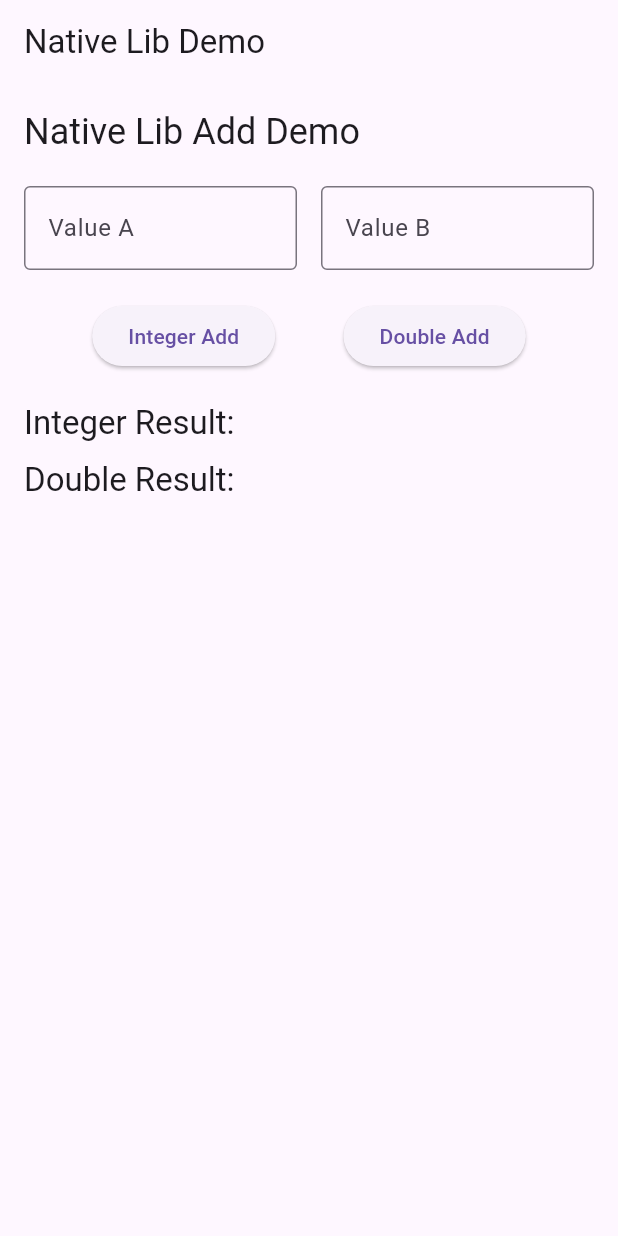
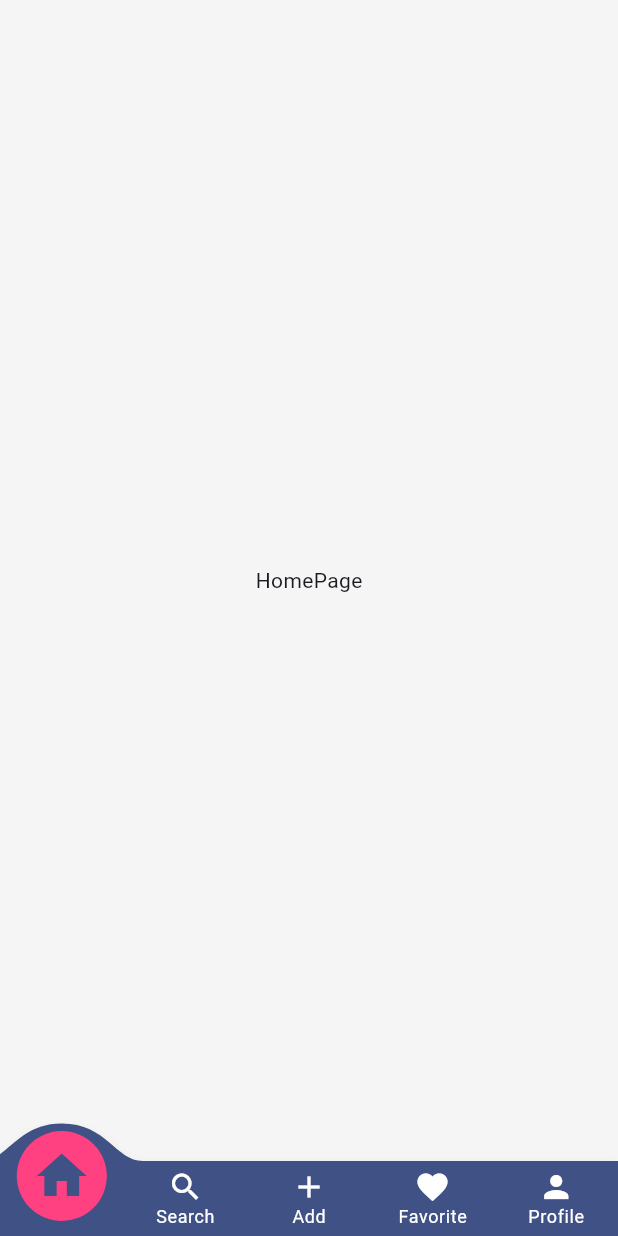
Before and after one commit to 2876225417/GeeCodeX, a Flutter app: the screen it shows after launch, on a phone screen of 412 x 824 dp. Run offline on Flutter 3.47's test engine with Material 3 defaults, Android fonts, the light colour scheme and no system bars; drawn by our look-alikes of convex_bottom_bar; missing offline and left inert: dart:ffi.

Commit message:
Updated[$00004].

```diff
--- /dev/null
+++ b/lib/constants/app_colors.dart
@@ -0,0 +1,43 @@
+
+
+// lib/constants/app_colors.dart
+
+import 'package:flutter/material.dart';
+
+class app_colors {
+    // Primary Color
+    static const Color primary              = Color(0xFF3F5185);
+    static const Color primary_light        = Color(0xFF757DE8);
+    static const Color primary_dark         = Color(0xFF002984);
+
+    // Accent Color
+    static const Color accent               = Color(0xFFFF4081);
+    static const Color accent_light         = Color(0xFFFF7980);
+    static const Color accent_dark          = Color(0xFFC60055);
+
+    // Background Color
+    static const Color background           = Color(0xFFF5F5F5);
+    static const Color surface              = Colors.white;
+
+    // Text Color
+    static const Color text_primary         = Color(0xFF212121);
+    static const Color text_secondary       = Color(0xFF757575);
+    static const Color text_hint            = Color(0xFFBDBDBD);
+
+    // Signals Color
+    static const Color error                = Color(0xFFD32F2F);
+    static const Color success              = Color(0xFF388E3C);
+    static const Color warning              = Color(0xFFFFA000);
+    static const Color info                 = Color(0xFF197602);
+
+    // Navigation Bar
+    static const Color nav_bar_background       = primary;
+    static const Color nav_bar_active_item      = accent;
+    static const Color nav_bar_inactive_item    = Colors.white70;
+
+    // Divider
+    static const Color divider      = Color(0xFFBDBDBD);
+
+    // Card
+    static const Color shadow       = Color(0x40000000);
+}
--- a/lib/main.dart
+++ b/lib/main.dart
@@ -1,215 +1,49 @@
-// import 'package:flutter/material.dart';
-// import 'package:curved_navigation_bar/curved_navigation_bar.dart';
-//
-// void main() => runApp(MyApp());
-//
-// class MyApp extends StatelessWidget {
-//   @override
-//   Widget build(BuildContext context) {
-//     return MaterialApp(
-//       title: 'Books QWQ',
-//       theme: ThemeData(
-//         primarySwatch: Colors.blue,
-//       ),
-//       home: HomePage(),
-//     );
-//   }
-// }
-//
-// class HomePage extends StatefulWidget {
-//   @override
-//   _HomePageState createState() => _HomePageState();
-// }
-//
-// class _HomePageState extends State<HomePage> {
-//   int _selectedIndex = 0;
-//
-//   static List<Widget> _pages = <Widget>[
-//     Center(child: Text('首页', style: TextStyle(fontSize: 24))),
-//     Center(child: Text('书架', style: TextStyle(fontSize: 24))),
-//     Center(child: Text('发现', style: TextStyle(fontSize: 24))),
-//     Center(child: Text('我的', style: TextStyle(fontSize: 24))),
-//   ];
-//
-//   @override
-//   Widget build(BuildContext context) {
-//     return Scaffold(
-//       appBar: AppBar(
-//         title: Text('Books QWQ'),
-//       ),
-//       body: _pages[_selectedIndex],
-//       bottomNavigationBar: CurvedNavigationBar(
-//         backgroundColor: Colors.white,
-//         color: Colors.blue,
-//         buttonBackgroundColor: Colors.blue,
-//         height: 60,
-//         animationDuration: Duration(milliseconds: 300),
-//         index: _selectedIndex,
-//         onTap: (index) {
-//           setState(() {
-//             _selectedIndex = index;
-//           });
-//         },
-//         items: <Widget>[
-//           Icon(Icons.home, size: 30, color: Colors.white),
-//           Icon(Icons.book, size: 30, color: Colors.white),
-//           Icon(Icons.explore, size: 30, color: Colors.white),
-//           Icon(Icons.person, size: 30, color: Colors.white),
-//         ],
-//       ),
-//     );
-//   }
-// }
 
 
+// main.dart
 
 import 'package:flutter/material.dart';
-import 'native/native_wrapper.dart';
+import 'package:flutter/services.dart';
+import 'screens/home_screen.dart';
+import 'constants/app_colors.dart';
 
 void main() {
-  native_wrapper().intialize();
-  runApp(const books_qwq());
+  WidgetsFlutterBinding.ensureInitialized();
+
+  SystemChrome.setSystemUIOverlayStyle(
+    const SystemUiOverlayStyle(
+      statusBarColor: Colors.transparent,
+      statusBarIconBrightness: Brightness.dark,
+    ),
+  );
+
+  runApp(const my_app());
 }
 
-class books_qwq extends StatelessWidget {
-  const books_qwq({super.key});
+
+class my_app extends StatelessWidget {
+  const my_app({Key? key}) : super(key: key);
 
   @override
-  Widget build(BuildContext context) {
+  Widget build(BuildContext build_ctx) {
     return MaterialApp(
-      title: 'Native Lib Demo',
+      title: 'Geecodex',
+      debugShowMaterialGrid: false,
       theme: ThemeData(
-        primarySwatch: Colors.blue,
-        useMaterial3: true
-      ),
-      home: const home_page(title: 'Native Lib Demo'),
+        colorScheme: ColorScheme.fromSeed(
+          seedColor: app_colors.primary,
+          primary: app_colors.primary,
+          secondary: app_colors.accent,
+          ),
+          scaffoldBackgroundColor: app_colors.background,
+          appBarTheme: const AppBarTheme(
+            backgroundColor: app_colors.primary,
+            foregroundColor: Colors.white,
+            elevation: 0,
+          ),
+          useMaterial3: true,
+     ),
+     home: const home_screen(),
     );
   }
 }
-
-class home_page extends StatefulWidget {
-  const home_page({super.key, required this.title});
-
-  final String title;
-
-  @override
-  State<home_page> createState() => _home_page_state();
-}
-
-class _home_page_state extends State<home_page> {
-  final TextEditingController _a_controller = TextEditingController();
-  final TextEditingController _b_controller = TextEditingController();
-
-  String _int_result = '';
-  String _double_result = '';
-
-  final native_wrapper _native_wrapper = native_wrapper();
-
-  @override
-  Widget build(BuildContext context) {
-    return Scaffold(
-      appBar: AppBar(
-        title: Text(widget.title),
-      ),
-      body: Padding(
-        padding: const EdgeInsets.all(16.0),
-        child: Column(
-          crossAxisAlignment: CrossAxisAlignment.start,
-          children: <Widget>[
-            Text(
-              'Native Lib Add Demo',
-              style: Theme.of(context).textTheme.headlineSmall,
-            ),
-            const SizedBox(height: 20),
-            Row(
-              children: [
-                Expanded(
-                  child: TextField(
-                    controller: _a_controller,
-                    decoration: const InputDecoration(
-                       labelText: 'Value A',
-                       border: OutlineInputBorder(),
-                    ),
-                    keyboardType: TextInputType.number,
-                  ),
-                ),
-                const SizedBox(width: 16),
-                Expanded(
-                  child: TextField(
-                    controller: _b_controller,
-                    decoration: const InputDecoration(
-                      labelText: 'Value B',
-                      border: OutlineInputBorder(),
-                    ),
-                    keyboardType: TextInputType.number,
-                  ),
-                ),
-              ],
-            ),
-            const SizedBox(height: 20),
-            Row(
-              mainAxisAlignment: MainAxisAlignment.spaceEvenly,
-              children: [
-                ElevatedButton(
-                  onPressed: _calculate_int_add,
-                  child: const Text("Integer Add"),
-                ),
-                ElevatedButton(
-                  onPressed: _calculate_double_add,
-                  child: const Text('Double Add'),
-                ),
-              ],
-            ),
-            const SizedBox(height: 20),
-            Text(
-              'Integer Result: $_int_result',
-              style: Theme.of(context).textTheme.titleLarge,
-            ),
-            const SizedBox(height: 10),
-            Text(
-              'Double Result: $_double_result',
-              style: Theme.of(context).textTheme.titleLarge,
-            ),
-          ],
-        ),
-      ),
-    );
-  }
-
-  void _calculate_int_add() {
-    try {
-      final int a = int.parse(_a_controller.text);
-      final int b = int.parse(_b_controller.text);
-      final int result = _native_wrapper.add(a, b);
-      setState(() {
-        _int_result = result.toString();
-      });
-    } catch (e) {
-      setState(() {
-        _int_result = 'Error: ${e.toString()}';
-      });
-    }
-  }
-
-  void _calculate_double_add() {
-    try {
-      final double a = double.parse(_a_controller.text);
-      final double b = double.parse(_b_controller.text);
-      final double result = _native_wrapper.add_double(a, b);
-      setState(() {
-        _double_result = result.toStringAsFixed(2);
-      });
-    } catch (e) {
-      setState(() {
-        _double_result = 'Error: ${e.toString()}';
-      });
-    }
-  }
-
-  @override
-  void dispose() {
-    _a_controller.dispose();
-    _b_controller.dispose();
-    super.dispose();
-  }
-}
--- /dev/null
+++ b/lib/models/book.dart
@@ -0,0 +1,15 @@
+
+
+class book {
+    final String title;
+    final String cover;
+    final String author;
+    final double rating;
+
+    const book({
+        required this.title,
+        required this.cover,
+        required this.author,
+        required this.rating
+    });
+}
--- /dev/null
+++ b/lib/screens/home_screen.dart
@@ -0,0 +1,43 @@
+
+
+// lib/screens/home_screen.dart
+
+import 'package:flutter/material.dart';
+import '../widgets/bottom_nav.dart';
+
+
+class home_screen extends StatefulWidget {
+    const home_screen({Key? key}) : super(key: key);
+
+    @override
+    State<home_screen> createState() => _home_screen_state();
+}
+
+class _home_screen_state extends State<home_screen> {
+    int _selected_idx = 0;
+
+    final List<Widget> _pages = [
+       const Center(child: Text("HomePage")),
+       const Center(child: Text('search')),
+       const Center(child: Text('Add')),
+       const Center(child: Text('Favorite')),
+       const Center(child: Text('Profile')),
+    ];
+
+    void _on_item_tapped(int idx) {
+        setState(() {
+            _selected_idx = idx;
+        });
+    }
+
+    @override
+    Widget build(BuildContext context) {
+        return Scaffold(
+            body: _pages[_selected_idx],
+            bottomNavigationBar: convex_bottom_nav_bar(
+                selected_idx: _selected_idx,
+                on_item_selected: _on_item_tapped,
+            ),
+        );
+    }
+}
--- /dev/null
+++ b/lib/widgets/book_card.dart
@@ -0,0 +1,51 @@
+
+
+
+import 'package:flutter/material.dart';
+import 'package:books_qwq/models/book.dart';
+
+
+class book_card extends StatelessWidget {
+    final book m_book;
+    final VoidCallback on_tap;
+
+    const book_card({
+        super.key,
+        required this.m_book,
+        required this.on_tap
+    });
+
+    @override
+    Widget build(BuildContext context) {
+        return GestureDetector(
+            onTap: on_tap,
+            child: Column(
+                crossAxisAlignment: CrossAxisAlignment.start,
+                children: [
+                    Expanded(child: ClipRRect(
+                        borderRadius: BorderRadius.circular(8),
+                        child: Image.asset(
+                            m_book.cover,
+                            fit: BoxFit.cover,
+                            width: double.infinity,
+                            ),
+                        ),
+                    ),
+                    const SizedBox(height: 8),
+                    Text(
+                        m_book.title,
+                        maxLines: 1,
+                        overflow: TextOverflow.ellipsis,
+                        //style: AppTextStyles.bodyMedium,
+                    ),
+                    Text(
+                        m_book.author,
+                        maxLines: 1,
+                        overflow: TextOverflow.ellipsis,
+                    ),
+                ]
+            )
+        );
+    }
+
+}
--- /dev/null
+++ b/lib/widgets/bottom_nav.dart
@@ -0,0 +1,39 @@
+
+
+// lib/widgets/bottom_nav.dart
+
+import 'package:flutter/material.dart';
+import 'package:convex_bottom_bar/convex_bottom_bar.dart';
+import '../constants/app_colors.dart';
+
+class convex_bottom_nav_bar extends StatelessWidget {
+  final int selected_idx;
+  final Function(int) on_item_selected;
+
+  const convex_bottom_nav_bar({
+    Key? key,
+    required this.selected_idx,
+    required this.on_item_selected,
+  }) : super(key: key);
+
+  @override
+  Widget build(BuildContext build_ctx) {
+    return ConvexAppBar(
+      style: TabStyle.reactCircle,
+      backgroundColor: app_colors.primary,
+      activeColor: app_colors.accent,
+      color: Colors.white,
+      items: const [
+        TabItem(icon: Icons.home, title: 'HomePage'),
+        TabItem(icon: Icons.search, title: 'Search'),
+        TabItem(icon: Icons.add, title: 'Add'),
+        TabItem(icon: Icons.favorite, title: 'Favorite'),
+        TabItem(icon: Icons.person, title: 'Profile'),
+      ],
+      initialActiveIndex: selected_idx,
+      onTap: on_item_selected,
+    );
+  }
+
+
+}
--- a/pubspec.yaml
+++ b/pubspec.yaml
@@ -35,9 +35,10 @@ dependencies:
   # Use with the CupertinoIcons class for iOS style icons.
   cupertino_icons: ^1.0.8
   curved_navigation_bar: ^1.0.3
+  convex_bottom_bar: ^3.2.0
   ffi: ^2.0.1
   path_provider: ^2.0.11
-
+  carousel_slider: ^4.2.1
 
 
 dev_dependencies:
```
Also changed, not shown: flutter_01.png (added), lib/constants/app_text_styles.dart (added), pubspec.lock, 2 other files.
